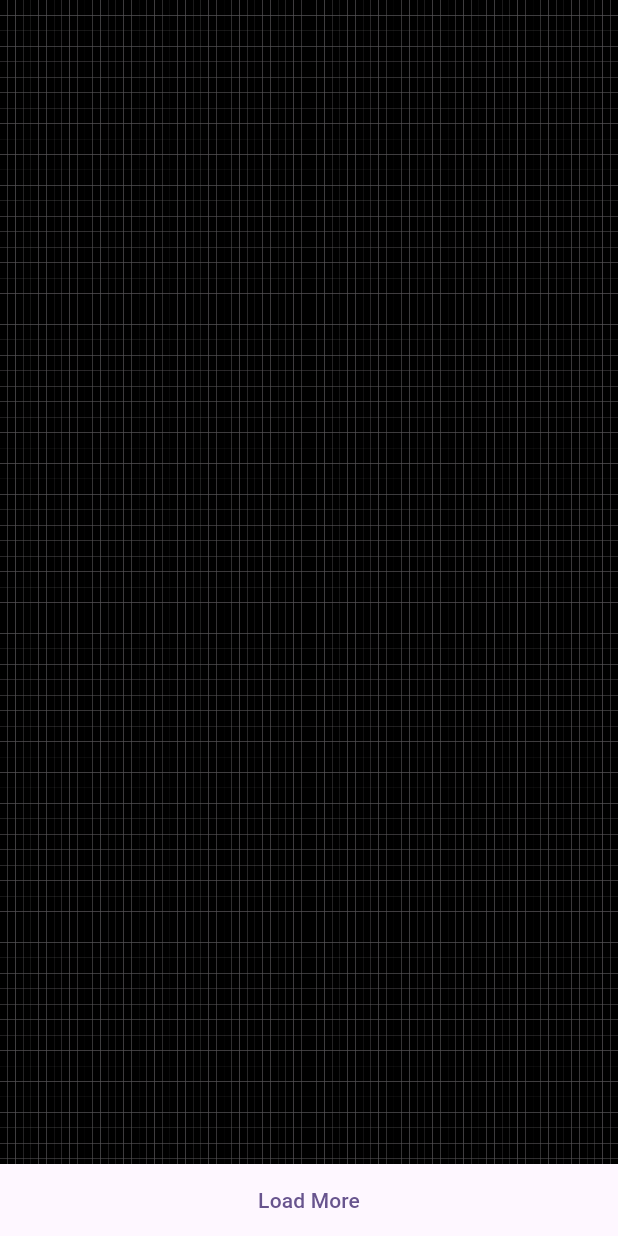
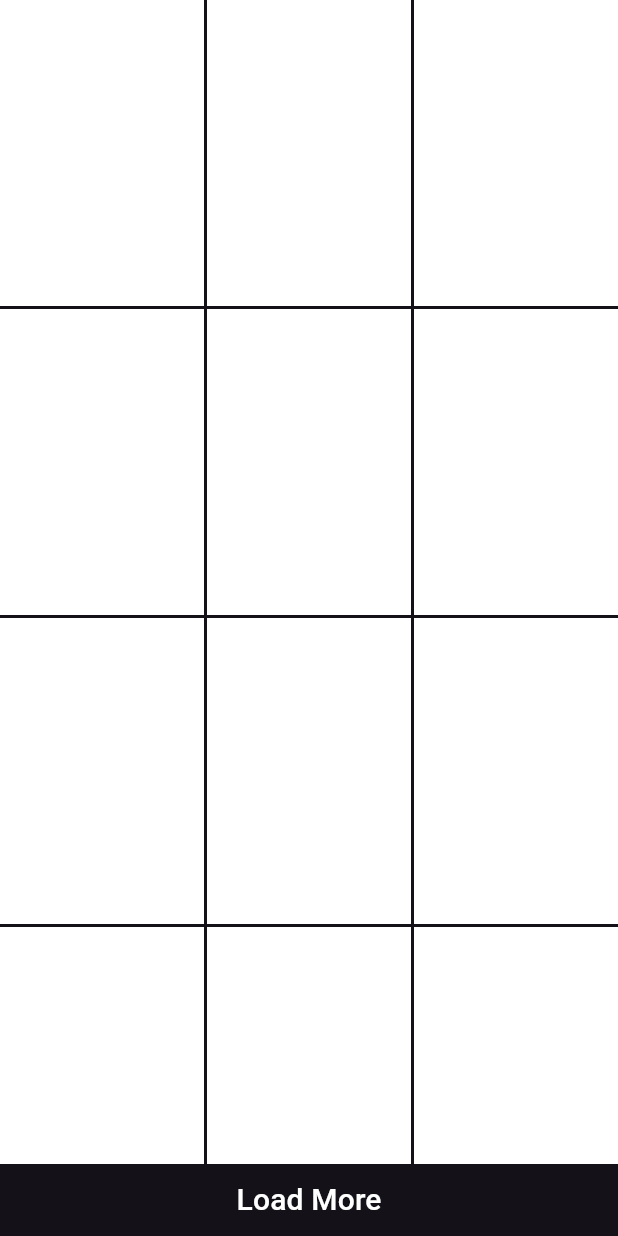
Before and after one commit to ashik113/wallpaper_app, a Flutter app: the screen it shows after launch, on a phone screen of 412 x 824 dp. Run offline on Flutter 3.47's test engine with Material 3 defaults, Android fonts, the phone set to English and light mode, and no system bars.

Commit message:
Grid View successfully added

```diff
--- a/lib/main.dart
+++ b/lib/main.dart
@@ -14,10 +14,11 @@ class MyApp extends StatelessWidget {
     return MaterialApp(
       title: 'Flutter Demo',
       theme: ThemeData(
-        colorScheme: ColorScheme.fromSeed(seedColor: Colors.deepPurple),
         useMaterial3: true,
+        brightness: Brightness.dark,
       ),
       home: HomePage(),
+      debugShowCheckedModeBanner: false,
     );
   }
 }
--- a/lib/screens/home_page.dart
+++ b/lib/screens/home_page.dart
@@ -1,5 +1,4 @@
 import 'package:flutter/material.dart';
-import 'package:flutter/widgets.dart';
 
 class HomePage extends StatefulWidget {
   const HomePage({super.key});
@@ -17,13 +16,16 @@ class _HomePageState extends State<HomePage> {
           Expanded(
             child: Container(
               child: GridView.builder(
+                  itemCount: 81,
                   gridDelegate: SliverGridDelegateWithFixedCrossAxisCount(
-                    crossAxisCount: 80,
-                    childAspectRatio: 0.5,
+                    crossAxisCount: 3,
+                    crossAxisSpacing: 2,
+                    childAspectRatio: 2 / 3,
+                    mainAxisSpacing: 2,
                   ),
                   itemBuilder: (context, index) {
                     return Container(
-                      color: Colors.black,
+                      color: Colors.white,
                     );
                   }),
             ),
@@ -31,7 +33,10 @@ class _HomePageState extends State<HomePage> {
           Container(
             child: TextButton(
               onPressed: () {},
-              child: Text('Load More'),
+              child: Text(
+                'Load More',
+                style: TextStyle(color: Colors.white, fontSize: 20.0),
+              ),
             ),
           )
         ],
```
